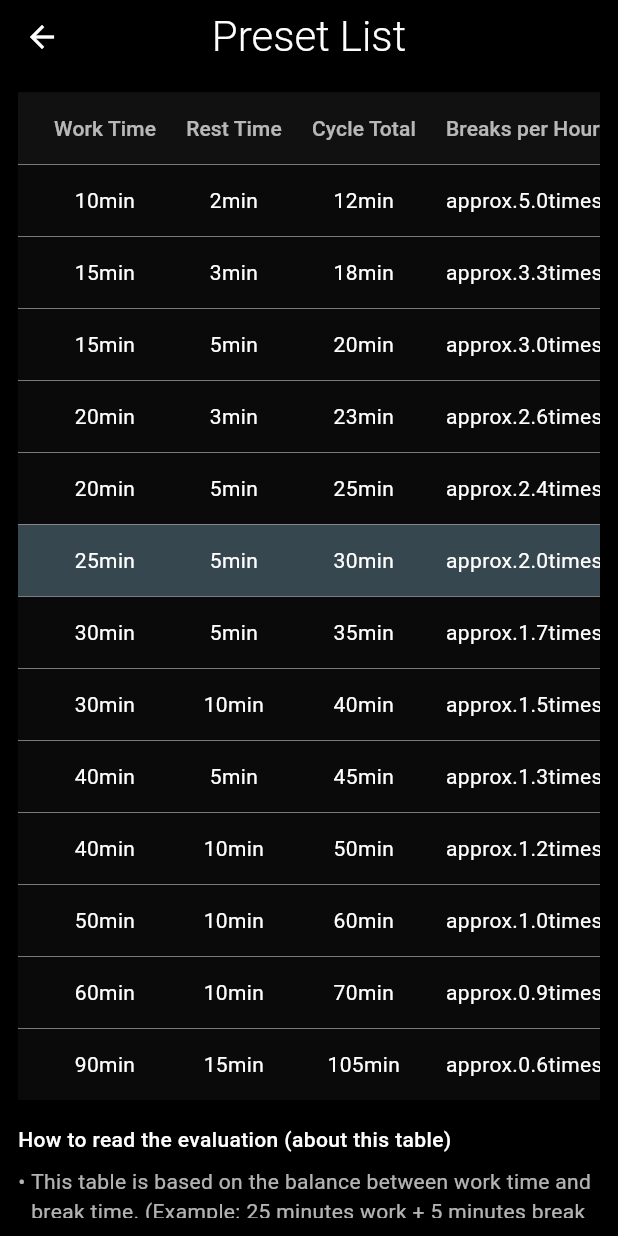
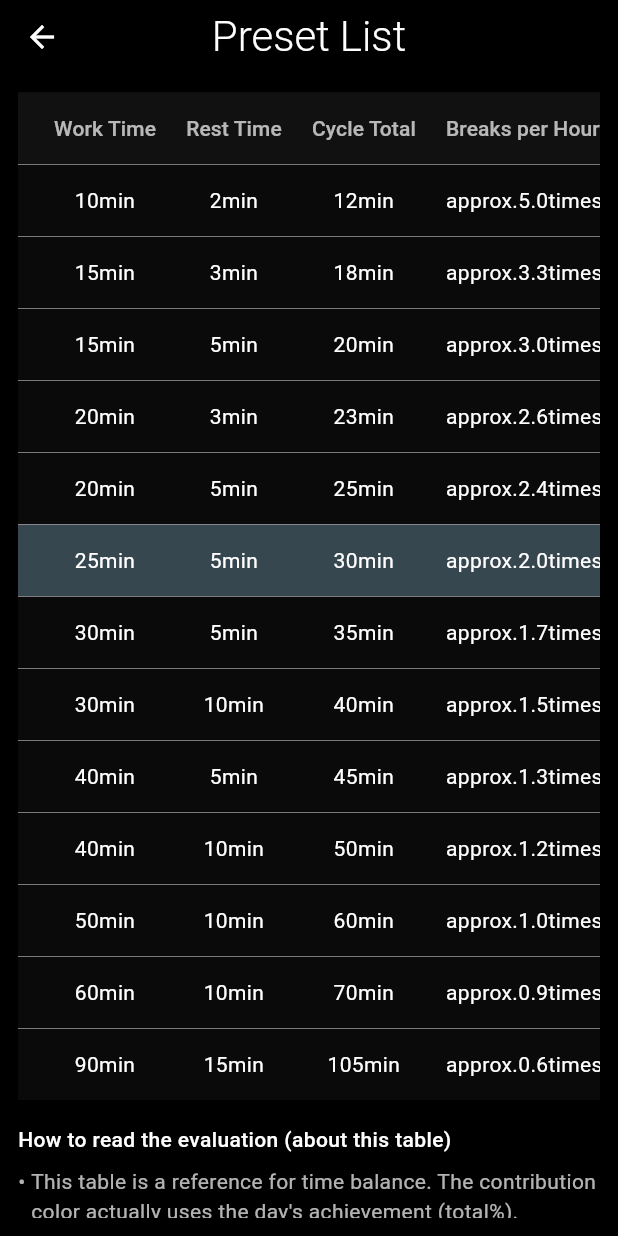
Before and after one commit to KoukiMori/pomodd_kusa, a Flutter app: the screen it shows after launch, after a tap on the "bug report" icon, after a tap on the "manage search" icon, on a phone screen of 412 x 824 dp. Run offline on Flutter 3.47's test engine with Material 3 defaults, Android fonts, the phone set to English and light mode, and no system bars; our stand-ins replace flutter_local_notifications, google_fonts, shared_preferences.

Commit message:
feat: コントリビューション評価を total% ベースの5段階に変更
- 当日の評価: 完了ボタンで100%に補完し即時評価色へ\n- 日付変更(0時)で前日を確定再計算しUI更新\n- 起点日前/未来日はグレー、プレビューはダミー据え置き

- 通知: クリック音を廃止し、無音ローカル通知バナー＋強めバイブでフェーズ切替を通知\n- Android: POST_NOTIFICATIONS 追加、画面は縦固定\n- iOS: UISupportedInterfaceOrientations を縦のみ\n- Flutter: SystemChrome でポートレイト固定

- 文言: app_ja.arb / app_en.arb を total% 仕様に合わせて更新

- バイブトグルは要望により撤回し、従来のバイブ動作へ復元

```diff
--- a/lib/contribution_section.dart
+++ b/lib/contribution_section.dart
@@ -1,7 +1,6 @@
 import 'package:flutter/material.dart';
-import 'package:flutter/foundation.dart'; // kReleaseMode用
 import 'package:pomodgrass/data_helper.dart';
-import 'package:pomodgrass/pomod_rule.dart';
+// import 'package:pomodgrass/pomod_rule.dart'; // total%評価に切り替えたため未使用
 import 'dart:math' as math;
 import 'package:google_fonts/google_fonts.dart';
 
@@ -30,12 +29,6 @@ class _ContributionSectionState extends State<ContributionSection> {
     Color(0xFF5AE079), // 5: 最高
   ];
 
-  // TestFlightでのデバッグ機能制御フラグ（App Store本リリース時は false に変更）
-  static const bool _enableDebugInTestFlight = true;
-
-  // デバッグ機能が有効かどうかを判定
-  bool get _isDebugEnabled => kDebugMode || _enableDebugInTestFlight;
-
   @override
   void initState() {
     super.initState();
@@ -58,21 +51,7 @@ class _ContributionSectionState extends State<ContributionSection> {
   }
 
   Future<void> _loadTodayEvalColor() async {
-    final DateTime now = DateTime.now();
-    final DailyActualData todayActual = await DataHelper.loadDailyActual(now);
-    final PomodActualResult res = PomodRule.evaluateActualBySeconds(
-      workMin: todayActual.workTimeSetting,
-      restMin: todayActual.restTimeSetting,
-      totalWorkSeconds: todayActual.workSec,
-      totalRestSeconds: todayActual.restSec,
-      referenceCycles: todayActual.respSetting,
-    );
-    // 当日の評価色を取得（完了時に使用）
-    // 完了していない場合はオレンジ、完了済みの場合は評価色を使用
-    final int todayEvalIndex = (res.actualScore5 - 1).clamp(
-      0,
-      _legendPalette.length - 1,
-    );
+    // 当日の評価色をロード（UIの更新トリガーとして使用）
     if (!mounted) return;
     setState(() {});
   }
@@ -102,7 +81,7 @@ class _ContributionSectionState extends State<ContributionSection> {
       final DateTime d = _firstPlayDate!;
       startLabel = '${d.month}/${d.day}~';
     } else {
-      // プレビューOFF（通常時）の場合は本日を起点に表示
+      // 起点日未設定時は本日を起点として表示（ただし実際の評価色は表示しない）
       final DateTime today = DateTime.now();
       startLabel = '${today.month}/${today.day}~';
     }
@@ -331,19 +310,30 @@ class _ContributionSectionState extends State<ContributionSection> {
                     builder: (context, snapshot) {
                       int score = 0;
                       if (snapshot.connectionState == ConnectionState.done &&
-                          snapshot.hasData &&
-                          (snapshot.data!.workSec > 0 ||
-                              snapshot.data!.restSec > 0)) {
-                        // 実績がある場合のみ評価を計算
-                        final PomodActualResult res =
-                            PomodRule.evaluateActualBySeconds(
-                              workMin: snapshot.data!.workTimeSetting,
-                              restMin: snapshot.data!.restTimeSetting,
-                              totalWorkSeconds: snapshot.data!.workSec,
-                              totalRestSeconds: snapshot.data!.restSec,
-                              referenceCycles: snapshot.data!.respSetting,
-                            );
-                        score = res.actualScore5; // 達成評価のスコアを使用
+                          snapshot.hasData) {
+                        // total% に基づく5段階評価（0:未達/空, 1..5:達成度）
+                        final d = snapshot.data!;
+                        final int goalSec =
+                            (d.workTimeSetting + d.restTimeSetting) *
+                            60 *
+                            d.respSetting;
+                        if (goalSec > 0) {
+                          final double p = ((d.workSec + d.restSec) / goalSec)
+                              .clamp(0.0, 1.0);
+                          if (p == 0) {
+                            score = 0;
+                          } else if (p < .2) {
+                            score = 1;
+                          } else if (p < .4) {
+                            score = 2;
+                          } else if (p < .6) {
+                            score = 3;
+                          } else if (p < .8) {
+                            score = 4;
+                          } else {
+                            score = 5;
+                          }
+                        }
                       }
 
                       // プレビューモードまたは起点月以外はダミーデータを使用
@@ -353,16 +343,31 @@ class _ContributionSectionState extends State<ContributionSection> {
                       );
                       // 起点日より前かどうかをチェック
                       bool isBeforeStartDate = false;
-                      if (_firstPlayDate != null && !widget.previewLegend) {
-                        isBeforeStartDate = date.isBefore(_firstPlayDate!);
+                      if (!widget.previewLegend) {
+                        if (_firstPlayDate != null) {
+                          // 起点日が設定済みの場合、その日より前は表示しない
+                          isBeforeStartDate = date.isBefore(_firstPlayDate!);
+                        } else {
+                          // 起点日が未設定の場合、すべての日付を起点日より前として扱う
+                          isBeforeStartDate = true;
+                        }
                       }
 
-                      final int displayScore =
-                          widget.previewLegend || !useRealData
-                          ? _buildDummyDataForDate(date, month)
-                          : isBeforeStartDate
-                          ? 0 // 起点日より前は空（グレー）
-                          : score;
+                      // 起点日より前の場合はスコアも0にする（評価色を表示しないため）
+                      final int actualScore = isBeforeStartDate ? 0 : score;
+
+                      // 表示スコアの決定（起点日より前は必ず0にする）
+                      final int displayScore;
+                      if (isBeforeStartDate && !widget.previewLegend) {
+                        // プレビューモードでない場合、起点日より前は必ず0（グレー）
+                        displayScore = 0;
+                      } else if (widget.previewLegend || !useRealData) {
+                        // プレビューモードまたは実データなしの場合はダミーデータ
+                        displayScore = _buildDummyDataForDate(date, month);
+                      } else {
+                        // 実データを使用
+                        displayScore = actualScore;
+                      }
 
                       final Color baseColor = _legendPalette[displayScore];
 
@@ -372,7 +377,7 @@ class _ContributionSectionState extends State<ContributionSection> {
                         // 仕様: 当日は完了確定(完了ボタン押下)まではオレンジを維持
                         if (widget.forceTodayOrange) {
                           cellColor = Colors.orangeAccent;
-                        } else if (useRealData && score > 0) {
+                        } else if (useRealData && actualScore > 0) {
                           // 完了確定後は評価色に切り替え
                           cellColor = baseColor;
                         } else {
--- a/lib/l10n/app_en.arb
+++ b/lib/l10n/app_en.arb
@@ -25,12 +25,12 @@
     "cycleTotalHeader": "Cycle Total",
     "breaksPerHourHeader": "Breaks per Hour",
     "evaluationGuideTitle": "How to read the evaluation (about this table)",
-    "evaluationGuide1": "This table is based on the balance between work time and break time. (Example: 25 minutes work + 5 minutes break is \"standard\".)",
-    "evaluationGuide2": "The standard 25 minutes work + 5 minutes break is reflected as evaluation 3, and other time settings have different evaluations based on the balance between work and break.",
-    "evaluationFormula": "Formula: 60 ÷ (work minutes + break minutes) ≈ number of breaks per hour",
-    "contributionMapGuide": "In the contribution map, the degree of achievement is displayed as a \"achievement evaluation\" in a heat map.",
-    "achievementEvaluationGuide": "Achievement evaluation is determined by the combination of the standard evaluation of the selected setting itself (balance evaluation calculated internally) and the degree of achievement against the set target cycle count (completed work/rest time).",
-    "achievementExample": "(Example: If 2 cycles are completed out of 4 cycles set, the achievement rate is 50%, which is reflected in the \"achievement evaluation\" for that day.)",
+    "evaluationGuide1": "This table is a reference for time balance. The contribution color actually uses the day's achievement (total%).",
+    "evaluationGuide2": "Achievement% = (work+rest actual seconds) ÷ (daily goal seconds). Goal seconds = (work+rest minutes)×60×cycles.",
+    "evaluationFormula": "Achievement% = actual seconds ÷ goal seconds × 100",
+    "contributionMapGuide": "The heatmap color maps total% to a 0–5 scale (0=empty).",
+    "achievementEvaluationGuide": "5-level thresholds: 0%=0, (0,20)%=1, [20,40)%=2, [40,60)%=3, [60,80)%=4, [80,100]%=5.",
+    "achievementExample": "Example: With a 4-cycle goal and 50% actual, the day's rating becomes 3.",
     "applyPresetConfirmation": "Apply this setting?",
     "contributionReflectionNote": "It will be reflected in the contribution map as an achievement evaluation.",
     "cyclesLabel": "Cycles",
--- a/lib/l10n/app_localizations_en.dart
+++ b/lib/l10n/app_localizations_en.dart
@@ -88,27 +88,27 @@ class AppLocalizationsEn extends AppLocalizations {
 
   @override
   String get evaluationGuide1 =>
-      'This table is based on the balance between work time and break time. (Example: 25 minutes work + 5 minutes break is \"standard\".)';
+      'This table is a reference for time balance. The contribution color actually uses the day\'s achievement (total%).';
 
   @override
   String get evaluationGuide2 =>
-      'The standard 25 minutes work + 5 minutes break is reflected as evaluation 3, and other time settings have different evaluations based on the balance between work and break.';
+      'Achievement% = (work+rest actual seconds) ÷ (daily goal seconds). Goal seconds = (work+rest minutes)×60×cycles.';
 
   @override
   String get evaluationFormula =>
-      'Formula: 60 ÷ (work minutes + break minutes) ≈ number of breaks per hour';
+      'Achievement% = actual seconds ÷ goal seconds × 100';
 
   @override
   String get contributionMapGuide =>
-      'In the contribution map, the degree of achievement is displayed as a \"achievement evaluation\" in a heat map.';
+      'The heatmap color maps total% to a 0–5 scale (0=empty).';
 
   @override
   String get achievementEvaluationGuide =>
-      'Achievement evaluation is determined by the combination of the standard evaluation of the selected setting itself (balance evaluation calculated internally) and the degree of achievement against the set target cycle count (completed work/rest time).';
+      '5-level thresholds: 0%=0, (0,20)%=1, [20,40)%=2, [40,60)%=3, [60,80)%=4, [80,100]%=5.';
 
   @override
   String get achievementExample =>
-      '(Example: If 2 cycles are completed out of 4 cycles set, the achievement rate is 50%, which is reflected in the \"achievement evaluation\" for that day.)';
+      'Example: With a 4-cycle goal and 50% actual, the day\'s rating becomes 3.';
 
   @override
   String get applyPresetConfirmation => 'Apply this setting?';
--- a/lib/main.dart
+++ b/lib/main.dart
@@ -1,9 +1,30 @@
 import 'package:flutter/material.dart';
+import 'package:flutter/services.dart';
+import 'package:flutter_local_notifications/flutter_local_notifications.dart';
+import 'dart:io' show Platform;
 import 'package:flutter_localizations/flutter_localizations.dart';
 import 'package:pomodgrass/l10n/app_localizations.dart';
 import 'package:pomodgrass/main_page.dart';
 
-void main() {
+void main() async {
+  // 画面の向きをポートレイト（縦）に固定する
+  WidgetsFlutterBinding.ensureInitialized();
+  await SystemChrome.setPreferredOrientations([DeviceOrientation.portraitUp]);
+  // ローカル通知の初期化（モバイルのみ）
+  if (Platform.isAndroid || Platform.isIOS) {
+    const AndroidInitializationSettings androidInit =
+        AndroidInitializationSettings('@mipmap/ic_launcher');
+    const DarwinInitializationSettings iosInit = DarwinInitializationSettings(
+      requestAlertPermission: true,
+      requestBadgePermission: true,
+      requestSoundPermission: false,
+    );
+    const InitializationSettings initSettings = InitializationSettings(
+      android: androidInit,
+      iOS: iosInit,
+    );
+    await FlutterLocalNotificationsPlugin().initialize(initSettings);
+  }
   runApp(const MyApp());
 }
 
--- a/pubspec.yaml
+++ b/pubspec.yaml
@@ -37,6 +37,7 @@ dependencies:
   google_fonts: ^6.1.0
   percent_indicator: ^4.2.2
   shared_preferences: ^2.5.3
+  flutter_local_notifications: ^17.1.2
 
   # Internationalization
   flutter_localizations:
```
Also changed, not shown: lib/data_helper.dart (+13 -0 lines), lib/l10n/app_ja.arb (+6 -6 lines), lib/l10n/app_localizations.dart (+6 -6 lines), lib/l10n/app_localizations_ja.dart (+6 -8 lines), lib/main_page.dart (+70 -24 lines), pubspec.lock, 4 other files.
